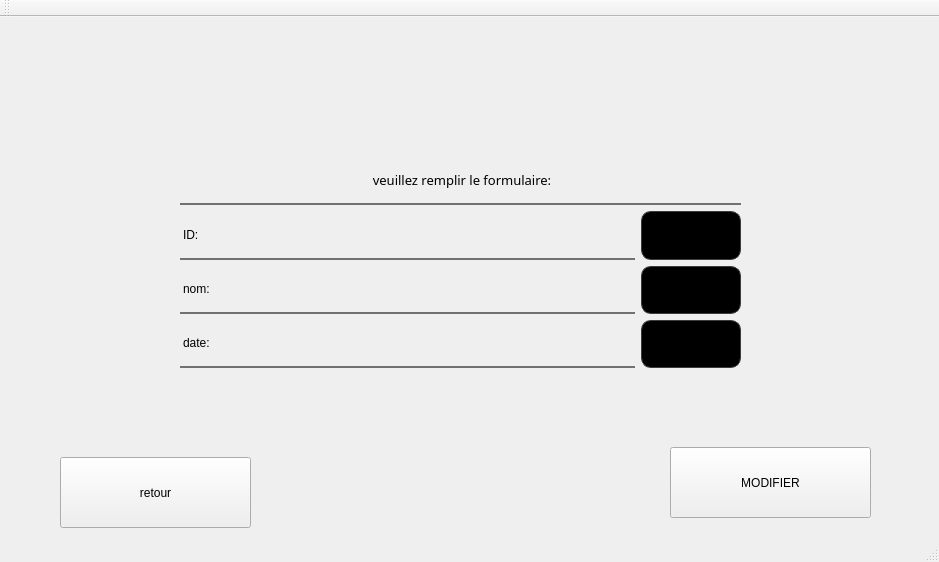
This is mainwindow.ui in mohamedazizgallala/Smart_wedding_reception_2A8 as Qt 5 draws it before an edit. The edited form follows.
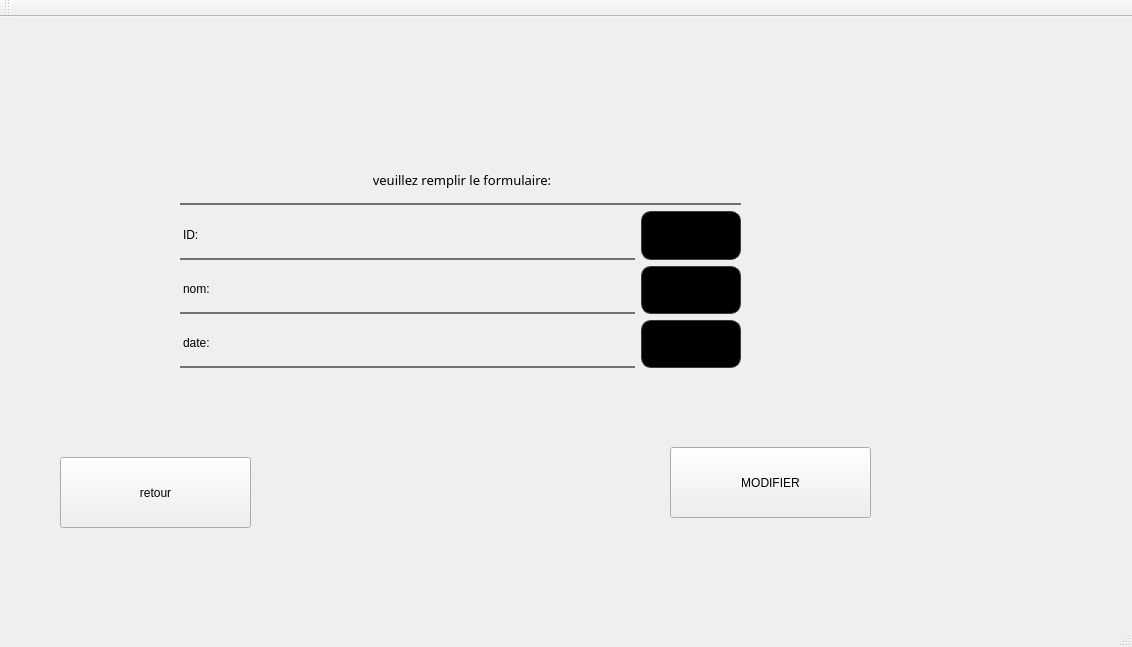
This is the edited form. The open tabs and pages were chosen to show the change. Icons and pictures are not drawn.

```diff
--- a/mainwindow.ui
+++ b/mainwindow.ui
@@ -6,8 +6,8 @@
    <rect>
     <x>0</x>
     <y>0</y>
-    <width>939</width>
-    <height>562</height>
+    <width>1132</width>
+    <height>647</height>
    </rect>
   </property>
   <property name="windowTitle">
```
Left out of the diff: 220 changed lines with no effect on the pictures.
